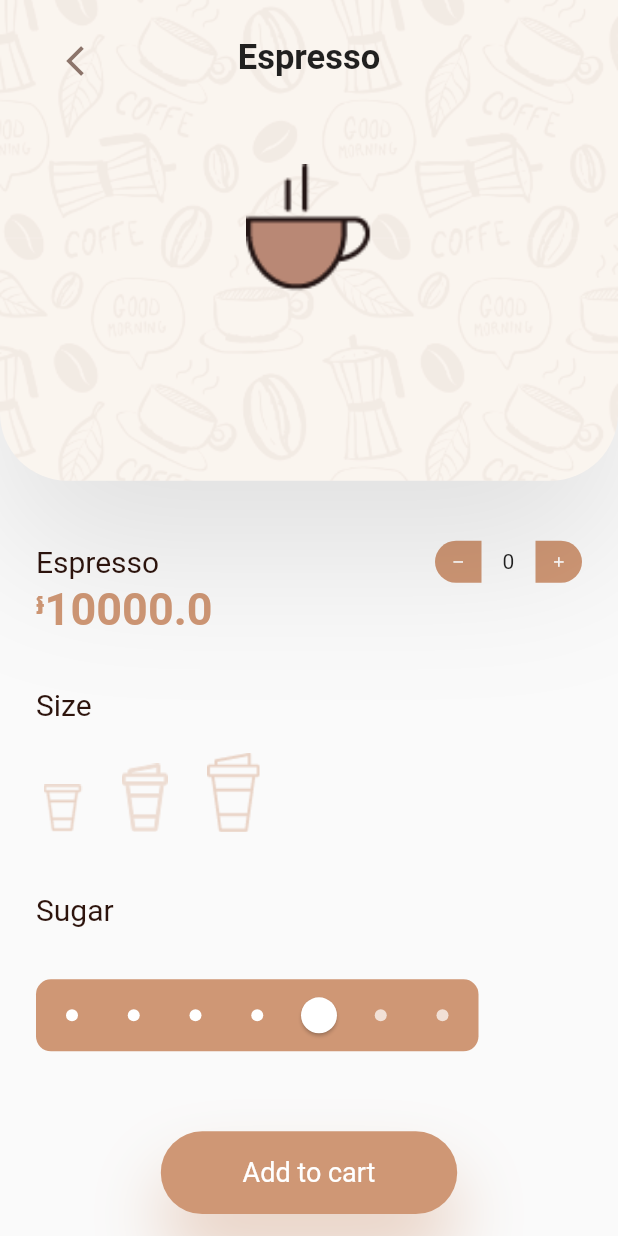
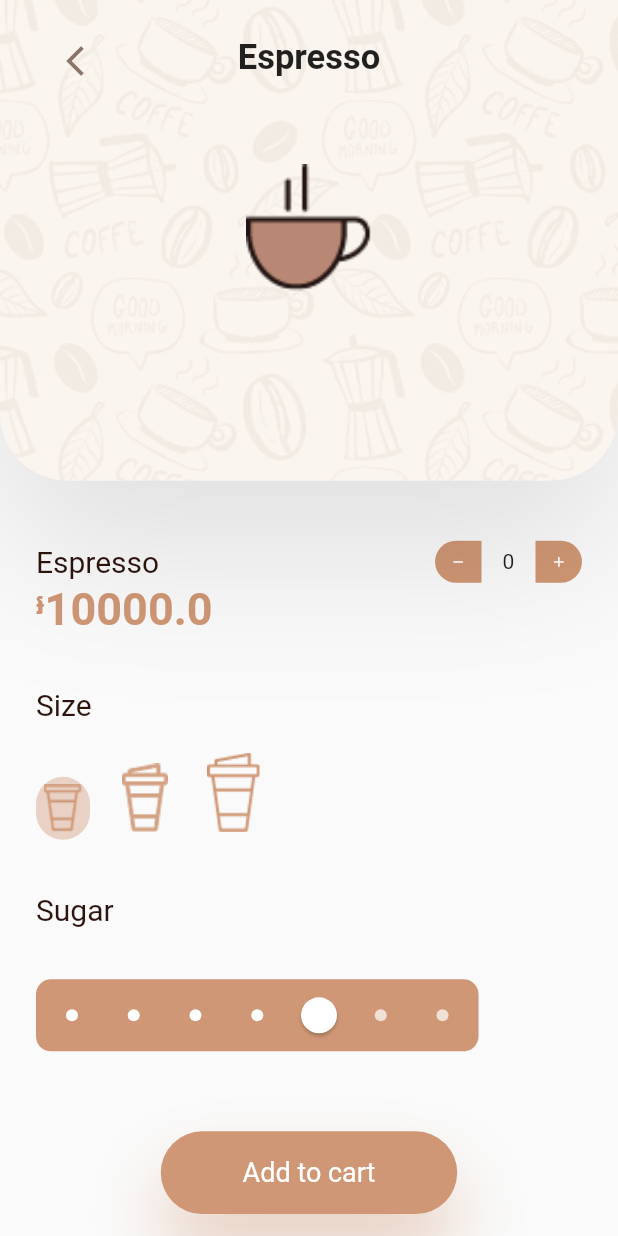
Before and after one commit to RithyP/Flutter_Coffee_Design, a Flutter app: the CoffeeDetail screen opened directly with sample values from the repository, on a phone screen of 412 x 824 dp. Run offline on Flutter 3.47's test engine with Material 2 defaults, Android fonts, the phone set to English and light mode, and no system bars; our stand-ins replace outline_material_icons; Roboto replaces fonts that are missing (Sen).

Commit message:
Finish 50% of the function in the order page

```diff
--- a/lib/provider/coffee_order_data.dart
+++ b/lib/provider/coffee_order_data.dart
@@ -9,21 +9,20 @@ enum CupSize {
 }
 
 class CoffeeOrderData with ChangeNotifier {
-  final CoffeeData currentCoffeeData;
-  CoffeeOrderData({this.currentCoffeeData});
+  CoffeeData currentCoffeeData;
 
   int quantity = 0;
-  CupSize cupSize = CupSize.Small;
+  CupSize _cupSize = CupSize.Small;
   double sugarPercentage = 100;
   double _coffeePrice;
 
   double get coffeePrice {
     if (cupSize == CupSize.Small) {
-      _coffeePrice = 10000;
+      _coffeePrice = currentCoffeeData.coffeePriceSmall;
     } else if (cupSize == CupSize.Medium) {
-      _coffeePrice = 15000;
+      _coffeePrice = currentCoffeeData.coffeePriceMedium;
     } else if (cupSize == CupSize.Large) {
-      _coffeePrice = 19000;
+      _coffeePrice = currentCoffeeData.coffeePriceLarge;
     }
     return _coffeePrice;
   }
@@ -41,18 +40,22 @@ class CoffeeOrderData with ChangeNotifier {
   }
 
   void onClickedSmallCup() {
-    cupSize = CupSize.Small;
+    _cupSize = CupSize.Small;
     notifyListeners();
   }
 
   void onClickedMediumCup() {
-    cupSize = CupSize.Medium;
+    _cupSize = CupSize.Medium;
     notifyListeners();
   }
 
   void onClickedLargeCup() {
-    cupSize = CupSize.Large;
+    _cupSize = CupSize.Large;
 
     notifyListeners();
   }
+
+  CupSize get cupSize {
+    return _cupSize;
+  }
 }
--- a/lib/screens/coffee_details_screen.dart
+++ b/lib/screens/coffee_details_screen.dart
@@ -16,37 +16,6 @@ class CoffeeDetail extends StatelessWidget {
         child: CustomScrollView(
           physics: BouncingScrollPhysics(),
           slivers: [
-            // SliverAppBar(
-            //   backgroundColor: Color(0xFFFAF4EE),
-            //   leading: Padding(
-            //     padding: const EdgeInsets.only(top: 10.0),
-            //     child: IconButton(
-            //       color: Color(0xFF8C746A),
-            //       onPressed: () => Navigator.pop(context),
-            //       icon: Icon(Icons.arrow_back_ios),
-            //     ),
-            //   ),
-            //   expandedHeight: 369.09,
-            //   title: Padding(
-            //     padding: const EdgeInsets.only(
-            //       left: 10,
-            //       top: 10,
-            //     ),
-            //     child: Text(
-            //       '[Coffee Title]',
-            //       style: TextStyle(color: Colors.black),
-            //     ),
-            //   ),
-            //   centerTitle: true,
-            //   shape: RoundedRectangleBorder(
-            //     borderRadius: BorderRadius.only(
-            //       bottomLeft: Radius.circular(45.0),
-            //       bottomRight: Radius.circular(45.0),
-            //     ),
-            //   ),
-            //   shadowColor: Colors.black,
-            //   elevation: 100,
-            // )
             SliverPersistentHeader(
               pinned: true,
               floating: false,
@@ -55,16 +24,13 @@ class CoffeeDetail extends StatelessWidget {
               ),
             ),
 
-            // SliverToBoxAdapter(
-            //   child: SizedBox(height: 39),
-            // ),
             SliverToBoxAdapter(
               child: CoffeeOrder(coffeeData: coffeeData),
             ),
             //SliverFillRemaining(),
             SliverToBoxAdapter(
               child: SizedBox(
-                height: 150,
+                height: 70,
               ),
             ),
           ],
--- a/lib/screens/components/widgets/cupsize.dart
+++ b/lib/screens/components/widgets/cupsize.dart
@@ -32,7 +32,9 @@ class CupSizeWidget extends StatelessWidget {
                 Container(
                   padding: EdgeInsets.all(5),
                   decoration: BoxDecoration(
-                    color: Colors.transparent,
+                    color: coffeeOrderData.cupSize == CupSize.Small
+                        ? Color(0xFFCF9775).withOpacity(0.4)
+                        : Colors.transparent,
                     borderRadius: BorderRadius.all(
                       Radius.circular(40),
                     ),
@@ -45,14 +47,16 @@ class CupSizeWidget extends StatelessWidget {
                       image: AssetImage(
                         'assets/images/coffee_small.png',
                       ),
-                      color: Color(0xFFCF9775).withOpacity(0.4),
+                      color: Color(0xFFCF9775).withOpacity(1.0),
                     ),
                   ),
                 ),
                 Container(
                   padding: EdgeInsets.all(5),
                   decoration: BoxDecoration(
-                    color: Colors.transparent,
+                    color: coffeeOrderData.cupSize == CupSize.Medium
+                        ? Color(0xFFCF9775).withOpacity(0.4)
+                        : Colors.transparent,
                     borderRadius: BorderRadius.all(
                       Radius.circular(40),
                     ),
@@ -65,14 +69,16 @@ class CupSizeWidget extends StatelessWidget {
                       image: AssetImage(
                         'assets/images/coffee_medium.png',
                       ),
-                      color: Color(0xFFCF9775).withOpacity(0.3),
+                      color: Color(0xFFCF9775).withOpacity(0.9),
                     ),
                   ),
                 ),
                 Container(
                   padding: EdgeInsets.all(5),
                   decoration: BoxDecoration(
-                    color: Colors.transparent,
+                    color: coffeeOrderData.cupSize == CupSize.Large
+                        ? Color(0xFFCF9775).withOpacity(0.4)
+                        : Colors.transparent,
                     borderRadius: BorderRadius.all(
                       Radius.circular(40),
                     ),
@@ -85,7 +91,7 @@ class CupSizeWidget extends StatelessWidget {
                       image: AssetImage(
                         'assets/images/coffee_large.png',
                       ),
-                      color: Color(0xFFCF9775).withOpacity(0.4),
+                      color: Color(0xFFCF9775).withOpacity(1.0),
                     ),
                   ),
                 ),
--- a/lib/screens/components/widgets/custom_slider.dart
+++ b/lib/screens/components/widgets/custom_slider.dart
@@ -1,4 +1,6 @@
+import 'package:cafe_app_freebies/provider/coffee_order_data.dart';
 import 'package:flutter/material.dart';
+import 'package:provider/provider.dart';
 
 class CustomSlider extends StatefulWidget {
   @override
@@ -7,8 +9,11 @@ class CustomSlider extends StatefulWidget {
 
 class _CustomSliderState extends State<CustomSlider> {
   double _value = 100;
+
   @override
   Widget build(BuildContext context) {
+    CoffeeOrderData coffeeOrderData =
+        Provider.of<CoffeeOrderData>(context, listen: false);
     print('Slider Rebuilt');
     return Container(
       width: 295.0,
@@ -41,6 +46,7 @@ class _CustomSliderState extends State<CustomSlider> {
           onChanged: (value) {
             setState(() {
               _value = value;
+              coffeeOrderData.sugarPercentage = value;
             });
           },
           divisions: 6,
--- a/lib/screens/components/widgets/details_and_quantity.dart
+++ b/lib/screens/components/widgets/details_and_quantity.dart
@@ -13,6 +13,7 @@ class CoffeeDetailsAndQuantity extends StatelessWidget {
   @override
   Widget build(BuildContext context) {
     CoffeeOrderData coffeeOrderData = Provider.of<CoffeeOrderData>(context);
+    coffeeOrderData.currentCoffeeData = coffeeData;
     return Padding(
       /////////////
       padding: const EdgeInsets.only(
```
